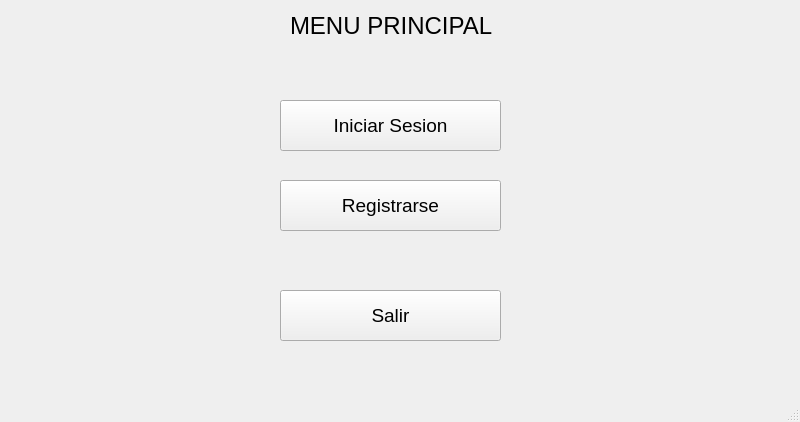
Before: the Qt Designer form Minesweeper/menuprincipal.ui in WeaselSSH/Minesweeper, drawn with Qt 5.
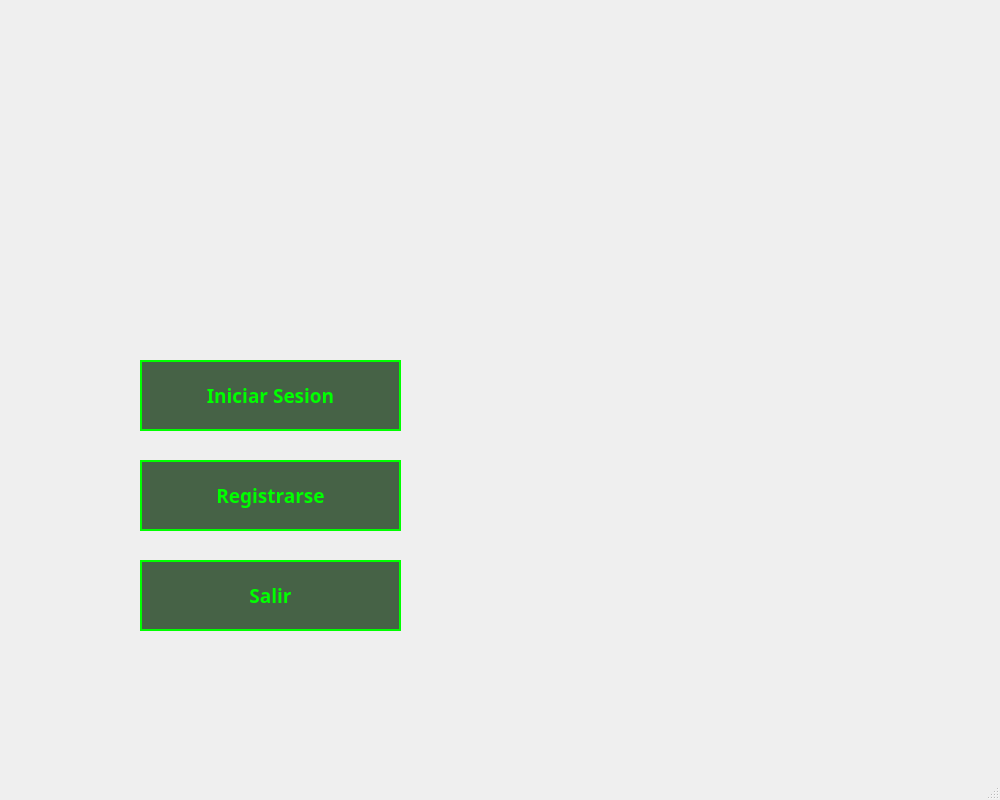
After: the same form once the commit is applied.

The edit to the form file:
```diff
--- a/Minesweeper/menuprincipal.ui
+++ b/Minesweeper/menuprincipal.ui
@@ -6,44 +6,53 @@
    <rect>
     <x>0</x>
     <y>0</y>
-    <width>800</width>
-    <height>422</height>
+    <width>1000</width>
+    <height>800</height>
    </rect>
   </property>
   <property name="windowTitle">
    <string>MenuPrincipal</string>
   </property>
+  <property name="styleSheet">
+   <string notr="true">QPushButton {
+    background-color: rgba(0, 40, 0, 180);
+    border: 2px solid #00FF00;             
+    color: #00FF00;                       
+    font-family: 'Press Start 2P';         
+    padding: 10px;
+    text-transform: uppercase;
+}
+
+
+QPushButton:hover {
+    background-color: #004400;
+    border-color: #55FF55;                
+    color: #55FF55;
+  
+    box-shadow: 0 0 10px #00FF00; 
+}
+
+
+QPushButton:pressed {
+    background-color: #00FF00;
+    color: #050A05;                     
+}</string>
+  </property>
   <widget class="QWidget" name="centralwidget">
-   <widget class="QLabel" name="label">
-    <property name="geometry">
-     <rect>
-      <x>290</x>
-      <y>0</y>
-      <width>241</width>
-      <height>51</height>
-     </rect>
-    </property>
-    <property name="font">
-     <font>
-      <pointsize>18</pointsize>
-     </font>
-    </property>
-    <property name="text">
-     <string>MENU PRINCIPAL</string>
-    </property>
-   </widget>
    <widget class="QPushButton" name="btnSalir">
     <property name="geometry">
      <rect>
-      <x>280</x>
-      <y>290</y>
-      <width>221</width>
-      <height>51</height>
+      <x>140</x>
+      <y>560</y>
+      <width>261</width>
+      <height>71</height>
      </rect>
     </property>
     <property name="font">
      <font>
+      <family>Press Start 2P</family>
       <pointsize>14</pointsize>
+      <bold>true</bold>
      </font>
     </property>
     <property name="text">
@@ -53,15 +62,17 @@
    <widget class="QPushButton" name="btnRegistrarse">
     <property name="geometry">
      <rect>
-      <x>280</x>
-      <y>180</y>
-      <width>221</width>
-      <height>51</height>
+      <x>140</x>
+      <y>460</y>
+      <width>261</width>
+      <height>71</height>
      </rect>
     </property>
     <property name="font">
      <font>
+      <family>Press Start 2P</family>
       <pointsize>14</pointsize>
+      <bold>true</bold>
      </font>
     </property>
     <property name="text">
@@ -71,15 +82,17 @@
    <widget class="QPushButton" name="btnInicioSesion">
     <property name="geometry">
      <rect>
-      <x>280</x>
-      <y>100</y>
-      <width>221</width>
-      <height>51</height>
+      <x>140</x>
+      <y>360</y>
+      <width>261</width>
+      <height>71</height>
      </rect>
     </property>
     <property name="font">
      <font>
+      <family>Press Start 2P</family>
       <pointsize>14</pointsize>
+      <bold>true</bold>
      </font>
     </property>
     <property name="text">
```
Left out of the diff: 2 changed lines with no effect on the pictures.
